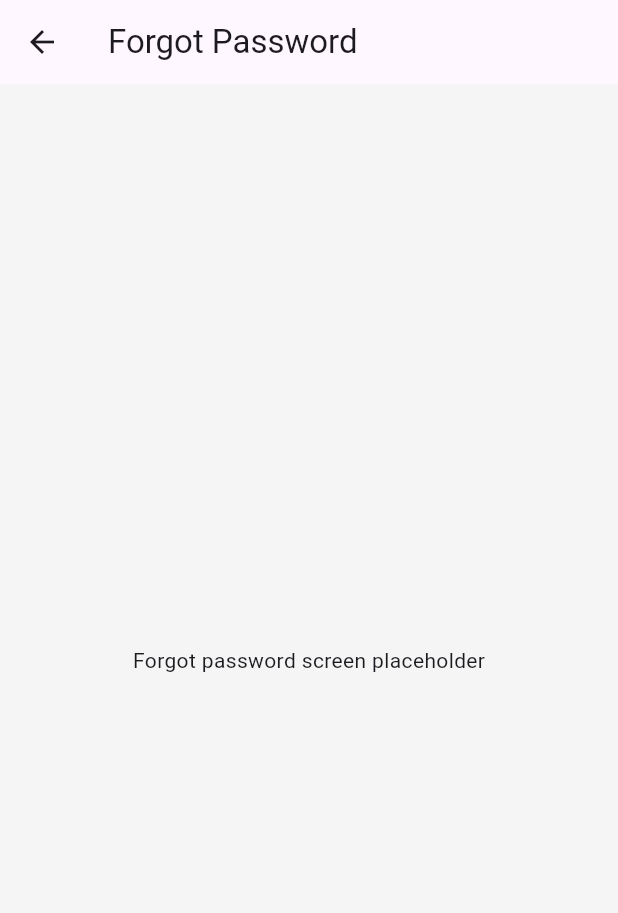
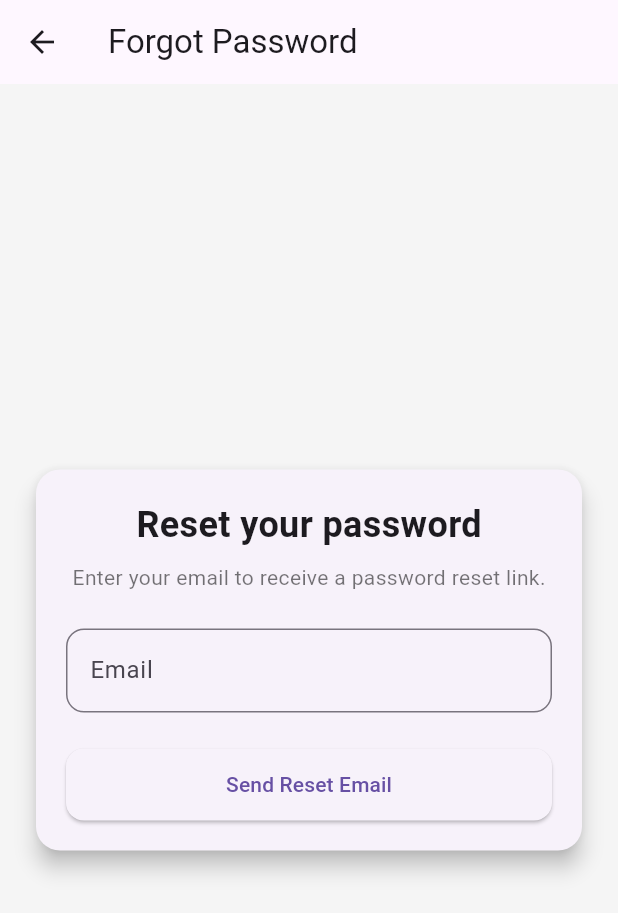
Before and after one commit to tranght0o/my_productivity_app, a Flutter app: the ForgotPasswordScreen screen opened directly, on a phone screen of 412 x 824 dp. Shown: the top 913 px of the screen. Run offline on Flutter 3.47's test engine with Material 3 defaults, Android fonts, the phone set to English and light mode, and no system bars; our stand-ins replace cloud_firestore, firebase_auth, firebase_core, fl_chart, month_picker_dialog, table_calendar; accounts and stored records are empty.

Commit message:
feat(forgot-password): complete forgot password screen with UI and reset functionality
- Implemented _sendResetEmail() to handle password reset via AuthService
- Built full UI including Card, TextFormField for email, and ElevatedButton
- Added loading indicator on button while sending reset email
- Added SnackBars for success and error messages
- Form validation fully functional

```diff
--- a/lib/screens/forgot_password_screen.dart
+++ b/lib/screens/forgot_password_screen.dart
@@ -22,14 +22,107 @@ class _ForgotPasswordScreenState extends State<ForgotPasswordScreen> {
     return null;
   }
 
+  // Handle sending password reset email
+  void _sendResetEmail() async {
+    if (!_formKey.currentState!.validate()) return;
+
+    setState(() => _loading = true);
+    _formKey.currentState!.save();
+
+    try {
+      await _authService.sendPasswordResetEmail(_email);
+      ScaffoldMessenger.of(context).showSnackBar(
+        const SnackBar(
+          content: Text('Password reset email sent. Check your inbox.'),
+        ),
+      );
+    } catch (e) {
+      ScaffoldMessenger.of(context).showSnackBar(
+        SnackBar(content: Text('Failed to send reset email: $e')),
+      );
+    } finally {
+      setState(() => _loading = false);
+    }
+  }
+
   @override
   Widget build(BuildContext context) {
     return Scaffold(
       appBar: AppBar(
         title: const Text('Forgot Password'),
       ),
-      body: const Center(
-        child: Text('Forgot password screen placeholder'),
+      body: Center(
+        child: SingleChildScrollView(
+          padding: const EdgeInsets.all(20),
+          child: Card(
+            shape: RoundedRectangleBorder(
+              borderRadius: BorderRadius.circular(16),
+            ),
+            elevation: 6,
+            child: Padding(
+              padding: const EdgeInsets.all(20),
+              child: Form(
+                key: _formKey,
+                child: Column(
+                  mainAxisSize: MainAxisSize.min,
+                  children: [
+                    const Text(
+                      'Reset your password',
+                      style: TextStyle(
+                        fontSize: 24,
+                        fontWeight: FontWeight.bold,
+                      ),
+                    ),
+                    const SizedBox(height: 8),
+                    const Text(
+                      'Enter your email to receive a password reset link.',
+                      style: TextStyle(color: Colors.black54),
+                    ),
+                    const SizedBox(height: 24),
+
+                    // Email input
+                    TextFormField(
+                      decoration: InputDecoration(
+                        labelText: 'Email',
+                        border: OutlineInputBorder(
+                          borderRadius: BorderRadius.circular(12),
+                        ),
+                      ),
+                      keyboardType: TextInputType.emailAddress,
+                      validator: _validateEmail,
+                      onSaved: (val) => _email = val!.trim(),
+                    ),
+                    const SizedBox(height: 24),
+
+                    // Send reset email button
+                    SizedBox(
+                      width: double.infinity,
+                      child: ElevatedButton(
+                        style: ElevatedButton.styleFrom(
+                          padding: const EdgeInsets.symmetric(vertical: 14),
+                          shape: RoundedRectangleBorder(
+                            borderRadius: BorderRadius.circular(12),
+                          ),
+                        ),
+                        onPressed: _loading ? null : _sendResetEmail,
+                        child: _loading
+                            ? const SizedBox(
+                                width: 22,
+                                height: 22,
+                                child: CircularProgressIndicator(
+                                  strokeWidth: 2.5,
+                                  color: Colors.white,
+                                ),
+                              )
+                            : const Text('Send Reset Email'),
+                      ),
+                    ),
+                  ],
+                ),
+              ),
+            ),
+          ),
+        ),
       ),
     );
   }
```
